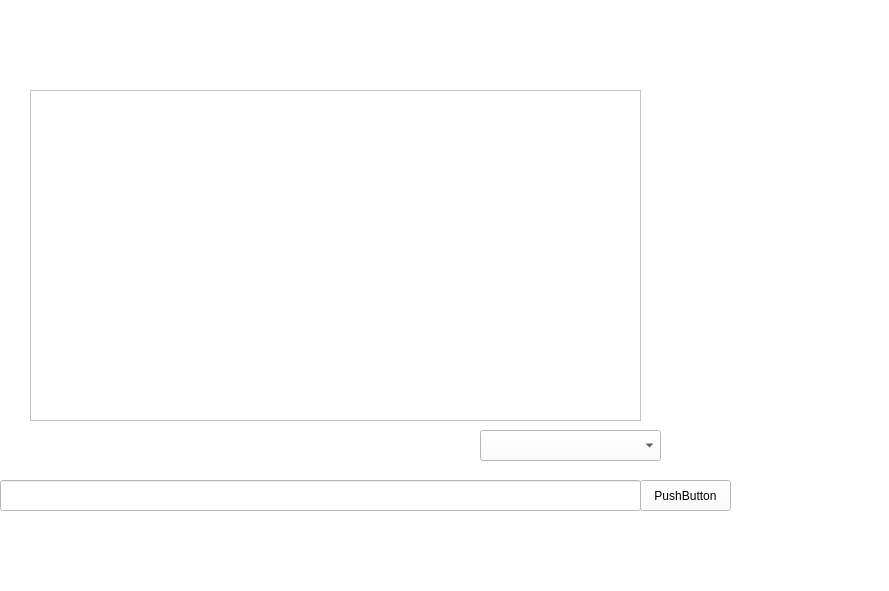
Qt form entername2/server.ui (Parsa20231401/FAZE1.0) before a commit.
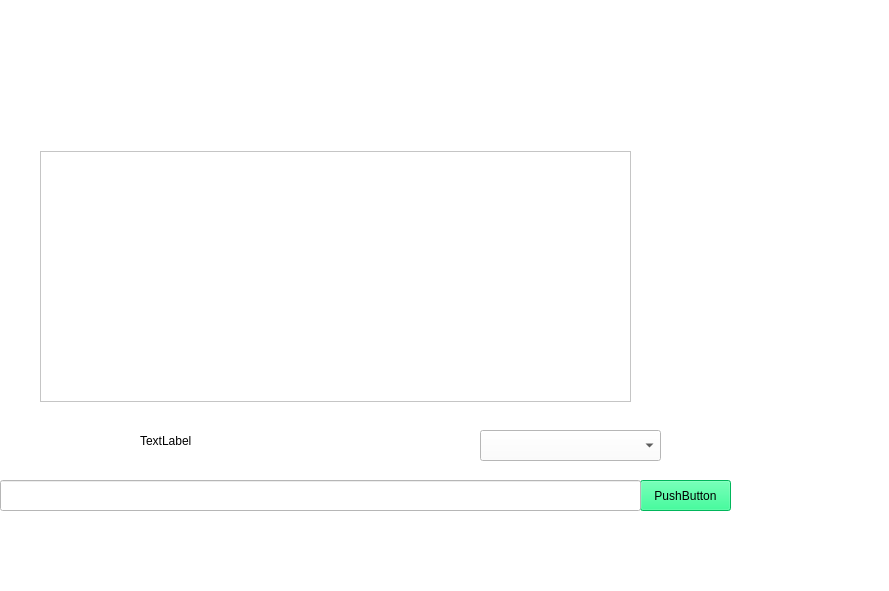
The same form after that commit.

```diff
--- a/entername2/server.ui
+++ b/entername2/server.ui
@@ -26,6 +26,9 @@
       <height>31</height>
      </rect>
     </property>
+    <property name="styleSheet">
+     <string notr="true">background-color: rgb(0, 255, 127);</string>
+    </property>
     <property name="text">
      <string>PushButton</string>
     </property>
@@ -50,14 +53,30 @@
      </rect>
     </property>
    </widget>
-   <widget class="QTextBrowser" name="textBrowser_receivedMessages">
+   <widget class="QListWidget" name="listWidget">
     <property name="geometry">
      <rect>
-      <x>30</x>
-      <y>90</y>
-      <width>611</width>
-      <height>331</height>
+      <x>40</x>
+      <y>151</y>
+      <width>591</width>
+      <height>251</height>
      </rect>
+    </property>
+    <property name="styleSheet">
+     <string notr="true"/>
+    </property>
+   </widget>
+   <widget class="QLabel" name="label">
+    <property name="geometry">
+     <rect>
+      <x>140</x>
+      <y>420</y>
+      <width>241</width>
+      <height>41</height>
+     </rect>
+    </property>
+    <property name="text">
+     <string>TextLabel</string>
     </property>
    </widget>
   </widget>
```
